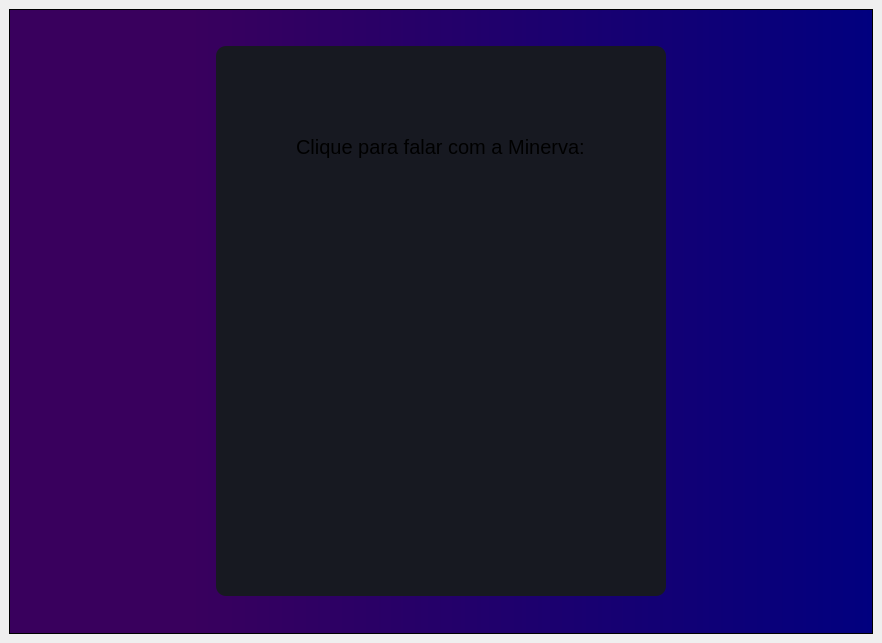
First picture: the form in src/untitled.ui, repository FariasMarina/Minerva, before the edit.
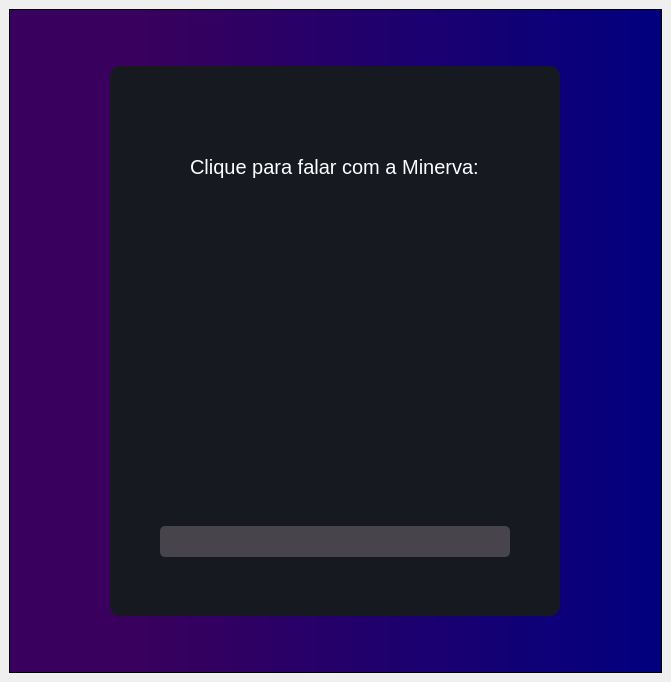
Second picture: the form after the edit. Icons and pictures are not drawn.

Patch:
```diff
--- a/src/untitled.ui
+++ b/src/untitled.ui
@@ -6,8 +6,8 @@
    <rect>
     <x>0</x>
     <y>0</y>
-    <width>882</width>
-    <height>643</height>
+    <width>671</width>
+    <height>682</height>
    </rect>
   </property>
   <property name="windowTitle">
@@ -61,7 +61,8 @@
            </rect>
           </property>
           <property name="styleSheet">
-           <string notr="true">font-size:20px;</string>
+           <string notr="true">font-size:20px;
+color: white;</string>
           </property>
           <property name="text">
            <string>Clique para falar com a Minerva:</string>
@@ -71,7 +72,7 @@
           <property name="geometry">
            <rect>
             <x>100</x>
-            <y>180</y>
+            <y>160</y>
             <width>250</width>
             <height>250</height>
            </rect>
@@ -95,6 +96,32 @@
            <string/>
           </property>
          </widget>
+         <widget class="QLineEdit" name="lineEdit">
+          <property name="geometry">
+           <rect>
+            <x>50</x>
+            <y>460</y>
+            <width>350</width>
+            <height>31</height>
+           </rect>
+          </property>
+          <property name="minimumSize">
+           <size>
+            <width>350</width>
+            <height>25</height>
+           </size>
+          </property>
+          <property name="maximumSize">
+           <size>
+            <width>350</width>
+            <height>16777215</height>
+           </size>
+          </property>
+          <property name="styleSheet">
+           <string notr="true">background-color: rgb(71, 68, 75);
+border-radius: 5px;</string>
+          </property>
+         </widget>
         </widget>
        </item>
       </layout>
```
Left out of the diff: 14 changed lines with no effect on the pictures.
